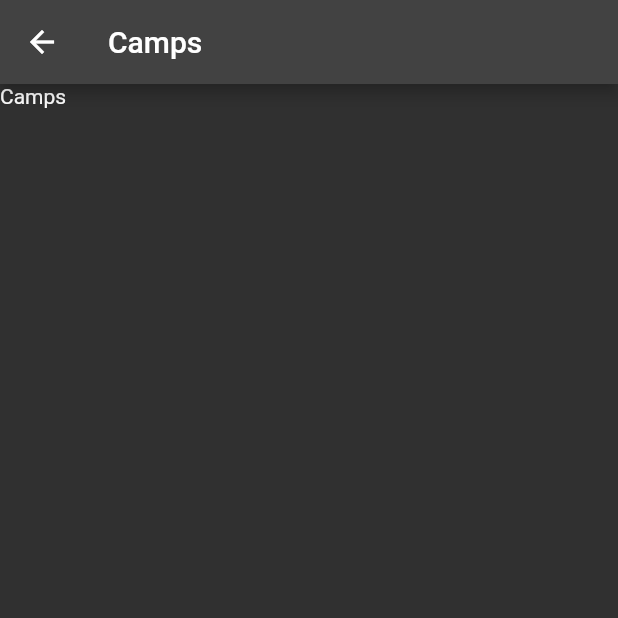
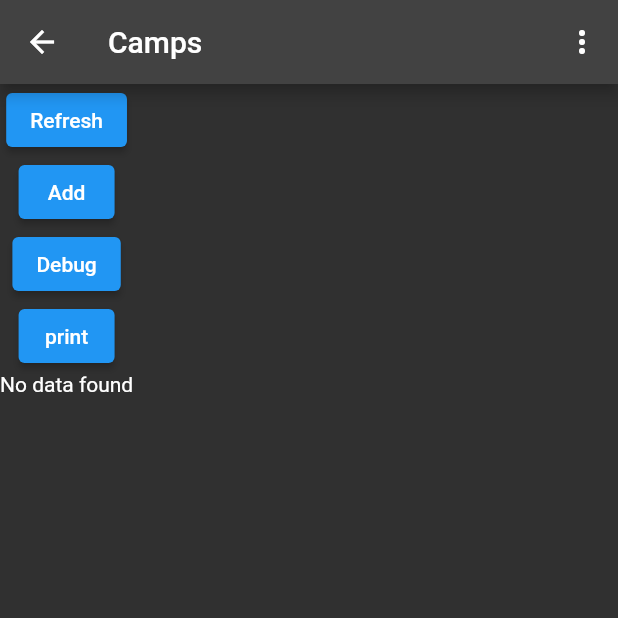
Before and after one commit to OussamaS88/excel-native, a Flutter app: the CampView screen opened directly, on a phone screen of 412 x 824 dp, the top half of it. Run offline on Flutter 3.47's test engine with Material 2 defaults, Android fonts, the light colour scheme and no system bars; our stand-ins replace bloc, charts_flutter, drift, equatable, file_picker, flutter_bloc and 1 more; missing offline and left inert: excel, flow_builder; accounts and stored records are empty; generated files the repository leaves out were written again.

Commit message:
v9 improvements

```diff
--- a/lib/camp/bloc/camp_bloc.dart
+++ b/lib/camp/bloc/camp_bloc.dart
@@ -1,12 +1,48 @@
+import 'dart:async';
+
 import 'package:bloc/bloc.dart';
+import 'package:drift/drift.dart';
+import 'package:excel_native/camp/camp.dart';
+import 'package:excel_native/definitions/camp.dart';
+import 'package:excel_native/services/auth/drift_db.dart';
 import 'package:meta/meta.dart';
-
+import 'package:equatable/equatable.dart';
 part 'camp_event.dart';
 part 'camp_state.dart';
 
 class CampBloc extends Bloc<CampEvent, CampState> {
-  CampBloc() : super(CampInitial()) {
-    on<CampEvent>((event, emit) {
-    });
+  final MyDatabase db;
+  CampBloc({required this.db})
+      : super(const CampState(campStatus: CampStatus.ready)) {
+    on<GetAllCampsCampEvent>(_getAllCampsCampEvent);
+    on<CreateCampCampEvent>(_createCampCampEvent);
+    on<DebugCampEvent>(_debugCampEvent);
+    add(const GetAllCampsCampEvent());
+  }
+
+  FutureOr<void> _getAllCampsCampEvent(
+      GetAllCampsCampEvent event, Emitter<CampState> emit) async {
+    var dao = db.campDao;
+    emit(state.copyWith(campStatus: CampStatus.loading));
+    List<Camp> l = await dao.getAllCamps();
+    print(l);
+    List<CampLocalData> campLocalDataList = l.map((e) {
+      return CampLocalData.fromCamp(e);
+    }).toList();
+    print(campLocalDataList);
+    emit(state.copyWith(campsList: campLocalDataList, campStatus: CampStatus.ready));
+    // emit(state.copyWith(campStatus: CampStatus.ready));
+    print("done");
+  }
+
+  FutureOr<void> _createCampCampEvent(
+      CreateCampCampEvent event, Emitter<CampState> emit) async {
+    var dao = db.campDao;
+    await dao.insertCamp(const CampsCompanion(location: Value("Location")));
+  }
+
+  FutureOr<void> _debugCampEvent(
+      DebugCampEvent event, Emitter<CampState> emit) {
+    emit(state.copyWith(campStatus: CampStatus.error));
   }
 }
--- a/lib/camp/bloc/camp_event.dart
+++ b/lib/camp/bloc/camp_event.dart
@@ -1,4 +1,19 @@
 part of 'camp_bloc.dart';
 
 @immutable
-abstract class CampEvent {}
+abstract class CampEvent extends Equatable {
+  const CampEvent();
+  @override
+  List<Object> get props => [];
+}
+
+class GetAllCampsCampEvent extends CampEvent {
+  const GetAllCampsCampEvent();
+}
+
+class CreateCampCampEvent extends CampEvent {
+  const CreateCampCampEvent();
+}
+class DebugCampEvent extends CampEvent {
+  const DebugCampEvent();
+}
--- a/lib/camp/bloc/camp_state.dart
+++ b/lib/camp/bloc/camp_state.dart
@@ -1,6 +1,33 @@
 part of 'camp_bloc.dart';
 
-@immutable
-abstract class CampState {}
+enum CampStatus {
+  error,
+  ready,
+  loading,
+}
 
-class CampInitial extends CampState {}
+class CampState extends Equatable {
+  final CampStatus campStatus;
+  final List<CampLocalData>? campsList;
+
+  const CampState({
+    required this.campStatus,
+    this.campsList = const [],
+  });
+  @override
+  List<Object?> get props => [campStatus];
+
+  CampState copyWith({
+    CampStatus? campStatus,
+    List<CampLocalData>? campsList,
+  }) {
+    // print("www");
+    // print(campStatus);
+    print("state list :");
+    print(campsList);
+    return CampState(
+      campStatus: campStatus ?? this.campStatus,
+      campsList: campsList ?? this.campsList,
+    );
+  }
+}
--- a/lib/camp/camp.dart
+++ b/lib/camp/camp.dart
@@ -1 +1,2 @@
 export './views/view.dart';
+export './bloc/camp_bloc.dart';
--- a/lib/camp/views/camp_page.dart
+++ b/lib/camp/views/camp_page.dart
@@ -1,12 +1,105 @@
 import 'package:flutter/material.dart';
+import 'package:flutter_bloc/flutter_bloc.dart';
+import '../camp.dart';
 
-class CampPage extends StatelessWidget {
+class CampPage extends StatefulWidget {
   const CampPage({Key? key}) : super(key: key);
 
   @override
+  State<CampPage> createState() => _CampPageState();
+}
+
+class _CampPageState extends State<CampPage> {
+  @override
   Widget build(BuildContext context) {
-    return Column(
-      children: [const Text("Camps")],
+    return SingleChildScrollView(
+      scrollDirection: Axis.vertical,
+      child: Column(
+        children: [
+          ElevatedButton(
+              onPressed: () {
+                context.read<CampBloc>().add(const GetAllCampsCampEvent());
+              },
+              child: const Text("Refresh")),
+          ElevatedButton(
+              onPressed: () {
+                context.read<CampBloc>().add(const CreateCampCampEvent());
+              },
+              child: const Text("Add")),
+          ElevatedButton(
+              onPressed: () {
+                context.read<CampBloc>().add(const DebugCampEvent());
+              },
+              child: const Text("Debug")),
+          ElevatedButton(
+              onPressed: () {
+                print(context.read<CampBloc>().state);
+                print(context.read<CampBloc>().state.campsList);
+              },
+              child: const Text("print")),
+          BlocConsumer<CampBloc, CampState>(
+            listener: (context, state) {},
+            builder: (context, state) {
+              switch (state.campStatus) {
+                case CampStatus.loading:
+                  return Column(
+                    mainAxisAlignment: MainAxisAlignment.center,
+                    children: const [
+                      Center(
+                        child: CircularProgressIndicator(),
+                      )
+                    ],
+                  );
+                default:
+                  if (state.campsList!.isEmpty) {
+                    return const Text("No data found");
+                  }
+                  return Row(
+                    children: [
+                      Expanded(
+                        child: GridView.builder(
+                          shrinkWrap: true,
+                          padding: const EdgeInsets.symmetric(
+                              vertical: 32, horizontal: 64),
+                          scrollDirection: Axis.vertical,
+                          gridDelegate:
+                              const SliverGridDelegateWithMaxCrossAxisExtent(
+                                  maxCrossAxisExtent: 300),
+                          itemCount: state.campsList!.length,
+                          itemBuilder: (context, i) {
+                            var l = state.campsList!;
+                            print(l.length.toString() + "d");
+                            return Padding(
+                              padding: const EdgeInsets.all(8.0),
+                              child: Card(
+                                elevation: 8.0,
+                                child: Column(
+                                  crossAxisAlignment: CrossAxisAlignment.start,
+                                  children: [
+                                    Padding(
+                                      padding: const EdgeInsets.all(16.0),
+                                      child: Text(
+                                        l[i].location + ":",
+                                        style: TextStyle(
+                                            fontWeight: FontWeight.bold,
+                                            fontSize: 18),
+                                      ),
+                                    ),
+                                    Text(l[i].campId.toString()),
+                                  ],
+                                ),
+                              ),
+                            );
+                          },
+                        ),
+                      ),
+                    ],
+                  );
+              }
+            },
+          ),
+        ],
+      ),
     );
   }
 }
--- a/lib/camp/views/camp_view.dart
+++ b/lib/camp/views/camp_view.dart
@@ -1,14 +1,43 @@
+import 'package:excel_native/app/bloc/app_bloc.dart';
+import 'package:excel_native/home/view/view.dart';
+import 'package:excel_native/services/auth/drift_db.dart';
 import 'package:flutter/material.dart';
+import 'package:flutter_bloc/flutter_bloc.dart';
 import '../camp.dart';
 
 class CampView extends StatelessWidget {
   const CampView({Key? key}) : super(key: key);
 
+  static Page page() => const MaterialPage<void>(child: CampView());
   @override
   Widget build(BuildContext context) {
     return Scaffold(
-      appBar: AppBar(title: const Text("Camps")),
-      body: const CampPage(),
+      appBar: AppBar(
+        title: const Text("Camps"),
+        actions: [
+          PopupMenuButton<MenuAction>(
+            onSelected: (value) async {
+              switch (value) {
+                case MenuAction.logout:
+                  context.read<AppBloc>().add(AppLogoutRequested());
+                  break;
+              }
+            },
+            itemBuilder: (context) {
+              return const [
+                PopupMenuItem<MenuAction>(
+                  value: MenuAction.logout,
+                  child: Text('Log out'),
+                )
+              ];
+            },
+          )
+        ],
+      ),
+      body: BlocProvider(
+        create: (context) => CampBloc(db: context.read<MyDatabase>()),
+        child: const CampPage(),
+      ),
     );
   }
 }
--- a/lib/definitions/camp.dart
+++ b/lib/definitions/camp.dart
@@ -16,5 +16,5 @@ class CampLocalData extends Equatable {
     );
   }
   @override
-  List<Object?> get props => [];
+  List<Object?> get props => [campId, location];
 }
--- a/lib/routes/routes.dart
+++ b/lib/routes/routes.dart
@@ -1,11 +1,14 @@
 import 'package:excel_native/app/bloc/app_bloc.dart';
+import 'package:excel_native/camp/camp.dart';
 import 'package:flutter/material.dart';
 import 'package:excel_native/home/home.dart';
 import 'package:excel_native/login/login.dart';
+
 List<Page> onGenerateAppViewPages(AppStatus state, List<Page<dynamic>> pages) {
   switch (state) {
     case AppStatus.authenticated:
-      return [HomeView.page()];
+      // return [HomeView.page()];
+      return [CampView.page()];
     case AppStatus.unauthenticated:
       return [LoginView.page()];
   }
--- a/lib/services/auth/drift_camp.dart
+++ b/lib/services/auth/drift_camp.dart
@@ -1,15 +1,26 @@
 part of './drift_db.dart';
-
 
 class Camps extends Table {
   IntColumn get id => integer().autoIncrement()();
-  TextColumn get location => text().withLength(min: 2, max: 100)();
+  TextColumn get location => text()
+      .customConstraint('NOT NULL REFERENCES locations (name)')
+      .withLength(min: 2, max: 100)();
+  TextColumn get name => text().withLength(min: 2, max: 100)();
 }
 
-@DriftAccessor(tables: [Camps])
+@DriftAccessor(tables: [Camps, Locations])
 class CampDao extends DatabaseAccessor<MyDatabase> with _$CampDaoMixin {
   final MyDatabase db;
   CampDao(this.db) : super(db);
+
+
+  Future<List<CampsWithLocations>> getAllCampsWithLocations() => (select(camps))
+      .join([leftOuterJoin(locations, camps.id.equalsExp(camps.id))])
+      .get()
+      .then((value) => value.map((e) => CampsWithLocations(
+          camp: e.readTable(camps),
+          location: e.readTable(locations))).toList());
+
   Future insertCamp(CampsCompanion campsCompanion) =>
       into(camps).insert(campsCompanion, mode: InsertMode.insertOrIgnore);
 
@@ -21,4 +32,7 @@ class CampDao extends DatabaseAccessor<MyDatabase> with _$CampDaoMixin {
           .getSingleOrNull();
 
   Future<List<Camp>> getAllCamps() => select(camps).get();
+  Future getCampsGroupByLocation() {
+    return (select(camps)).get();
+  }
 }
```
Also changed, not shown: lib/services/auth/drift_db.dart (+12 -3 lines), lib/services/auth/drift_location.dart (added, +13 -0 lines), lib/services/auth/drift_db.g.dart, 1 other file.
